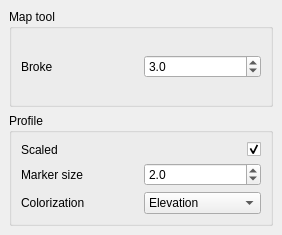
Above: src/gui/ui/select.ui from pblottiere/PCProfile before the change. Below: the same form after it.
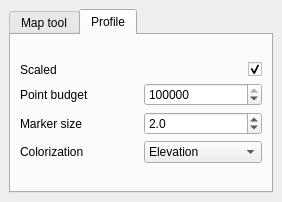
That is the form after the change. The open tabs and pages were chosen to show the change.

Commit message: Add budget point

Patch:
```diff
--- a/src/gui/ui/select.ui
+++ b/src/gui/ui/select.ui
@@ -7,7 +7,7 @@
     <x>0</x>
     <y>0</y>
     <width>282</width>
-    <height>235</height>
+    <height>202</height>
    </rect>
   </property>
   <property name="windowTitle">
@@ -19,7 +19,7 @@
      <number>9</number>
     </property>
     <item>
-     <layout class="QVBoxLayout" name="verticalLayout" stretch="0,0">
+     <layout class="QVBoxLayout" name="verticalLayout" stretch="0">
       <property name="topMargin">
        <number>0</number>
       </property>
@@ -27,11 +27,20 @@
        <number>0</number>
       </property>
       <item>
-       <widget class="QGroupBox" name="groupBox">
-        <property name="title">
+       <widget class="QTabWidget" name="tabWidget">
+        <property name="currentIndex">
+         <number>0</number>
+        </property>
+        <widget class="QWidget" name="tab">
+         <attribute name="title">
          <string>Map tool</string>
-        </property>
-        <layout class="QVBoxLayout" name="verticalLayout_3">
+         </attribute>
+         <layout class="QVBoxLayout" name="verticalLayout_5">
+          <item>
+           <layout class="QVBoxLayout" name="verticalLayout_4">
+            <property name="bottomMargin">
+             <number>0</number>
+            </property>
          <item>
           <layout class="QHBoxLayout" name="horizontalLayout_2">
            <item>
@@ -46,6 +55,9 @@
              <property name="decimals">
               <number>1</number>
              </property>
+                <property name="maximum">
+                 <double>10.000000000000000</double>
+                </property>
              <property name="value">
               <double>3.000000000000000</double>
              </property>
@@ -53,15 +65,33 @@
            </item>
           </layout>
          </item>
-        </layout>
-       </widget>
-      </item>
       <item>
-       <widget class="QGroupBox" name="groupBox_2">
-        <property name="title">
+             <spacer name="verticalSpacer">
+              <property name="orientation">
+               <enum>Qt::Vertical</enum>
+              </property>
+              <property name="sizeHint" stdset="0">
+               <size>
+                <width>20</width>
+                <height>40</height>
+               </size>
+              </property>
+             </spacer>
+            </item>
+           </layout>
+          </item>
+         </layout>
+        </widget>
+        <widget class="QWidget" name="tab_2">
+         <attribute name="title">
          <string>Profile</string>
-        </property>
-        <layout class="QVBoxLayout" name="verticalLayout_4">
+         </attribute>
+         <layout class="QVBoxLayout" name="verticalLayout_6">
+          <item>
+           <layout class="QVBoxLayout" name="verticalLayout_3">
+            <property name="bottomMargin">
+             <number>0</number>
+            </property>
          <item>
           <layout class="QHBoxLayout" name="horizontalLayout_4">
            <property name="bottomMargin">
@@ -89,6 +119,30 @@
            </item>
           </layout>
          </item>
+            <item>
+             <layout class="QHBoxLayout" name="horizontalLayout_5">
+              <property name="bottomMargin">
+               <number>0</number>
+              </property>
+              <item>
+               <widget class="QLabel" name="label_5">
+                <property name="text">
+                 <string>Point budget</string>
+                </property>
+               </widget>
+              </item>
+              <item>
+               <widget class="QSpinBox" name="budget">
+                <property name="maximum">
+                 <number>100000</number>
+                </property>
+                <property name="value">
+                 <number>100000</number>
+                </property>
+               </widget>
+              </item>
+             </layout>
+            </item>
          <item>
           <layout class="QHBoxLayout" name="horizontalLayout">
            <item>
@@ -139,6 +193,9 @@
           </layout>
          </item>
         </layout>
+          </item>
+         </layout>
+        </widget>
        </widget>
       </item>
      </layout>
```
Lines whose indentation alone changed are shown as unchanged. The commit also changes 2 other files.
